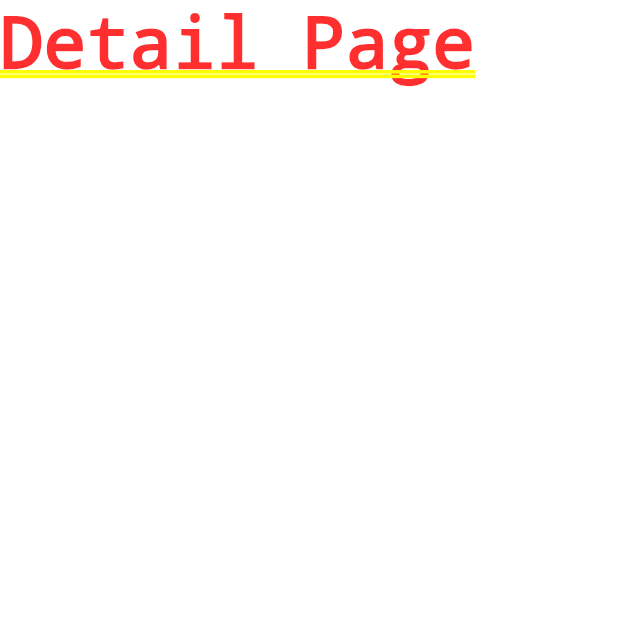
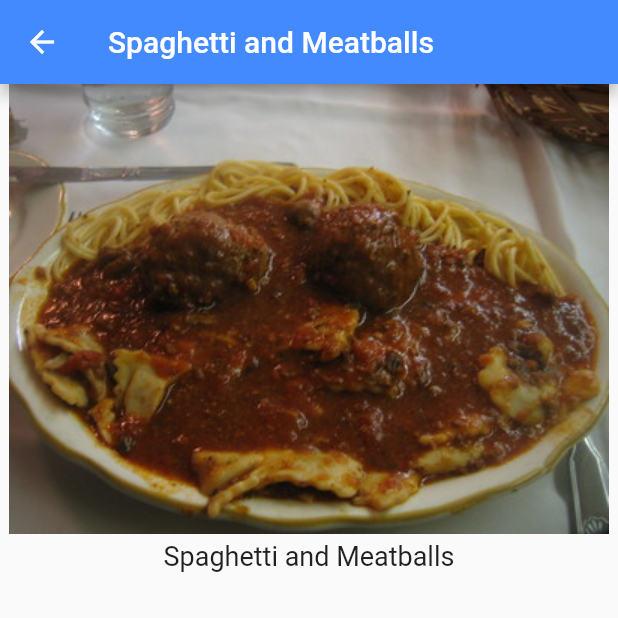
Before and after one commit to Cruz-Bdllo/recipes, a Flutter app: the screen it shows after launch, after a tap on "Spaghetti and Meatballs", on a phone screen of 412 x 824 dp, the top half of it. Run offline on Flutter 3.47's test engine with Material 2 defaults, Android fonts, the phone set to English and light mode, and no system bars.

Commit message:
Creating an actual target page [feature/recipes-calculator]

```diff
--- a/lib/main.dart
+++ b/lib/main.dart
@@ -1,5 +1,6 @@
 import 'package:flutter/material.dart';
 import 'package:recipes/model/recipe.dart';
+import 'package:recipes/recipe_detail.dart';
 
 /**
  * Punto de entrada, este método lonza la aplicación pasada en su parámetro
@@ -125,7 +126,7 @@ class _MyHomePageState extends State<MyHomePage> {
                   Navigator.push(
                       context,
                       MaterialPageRoute(builder: (context) {
-                        return Text('Detail Page');
+                        return RecipeDetail(recipe: Recipe.sampleRecipes[index]);
                       })
                   );
                 },
--- /dev/null
+++ b/lib/recipe_detail.dart
@@ -0,0 +1,50 @@
+import 'package:flutter/cupertino.dart';
+import 'package:flutter/material.dart';
+import 'package:recipes/model/recipe.dart';
+
+class RecipeDetail extends StatefulWidget {
+  final Recipe recipe;
+
+  const RecipeDetail({
+    Key? key,
+    required this.recipe,
+  }) : super(key: key);
+
+  @override
+  _RecipeDetailState createState() {
+    return _RecipeDetailState();
+  }
+}
+
+class _RecipeDetailState extends State<RecipeDetail> {
+  @override
+  Widget build(BuildContext context) {
+    // TODO: implement build
+    return Scaffold(
+      appBar: AppBar(
+        title: Text(widget.recipe.lable),
+      ),
+      body: SafeArea(
+        child: Column(
+          children: <Widget>[
+            SizedBox(
+              height: 300,
+              width: double.infinity,
+              child: Image(
+                image: AssetImage(widget.recipe.imgUrl),
+              ),
+            ),
+            const SizedBox(
+              height: 4,
+            ),
+            Text(
+              widget.recipe.lable,
+              style: const TextStyle(fontSize: 18),
+            )
+          ],
+        ),
+      ),
+    );
+  }
+
+} // end widget
```
